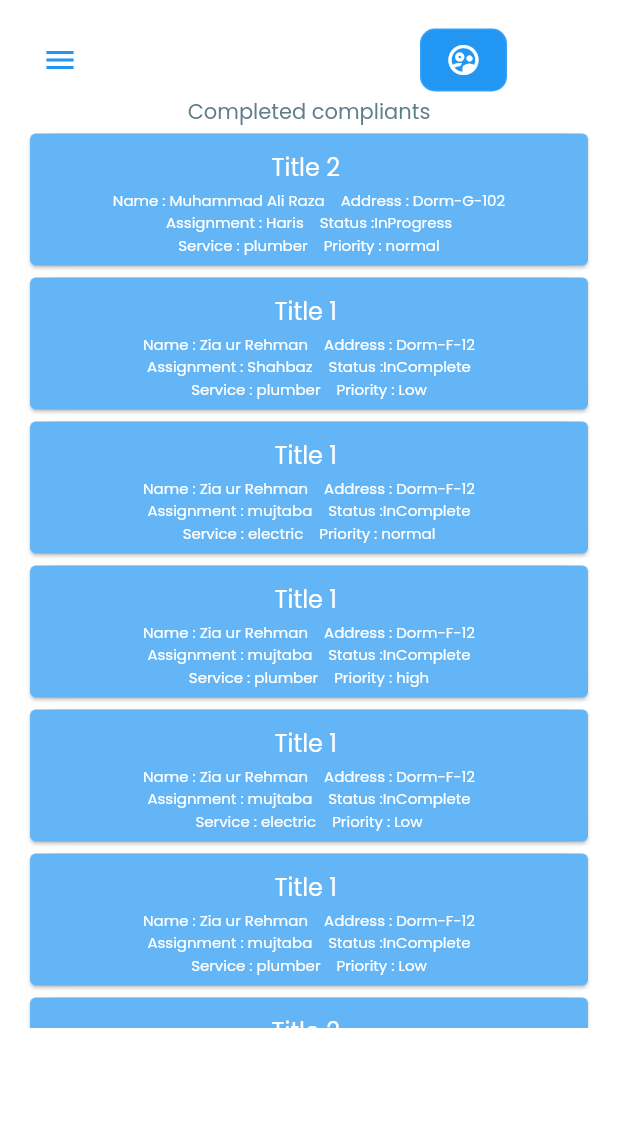
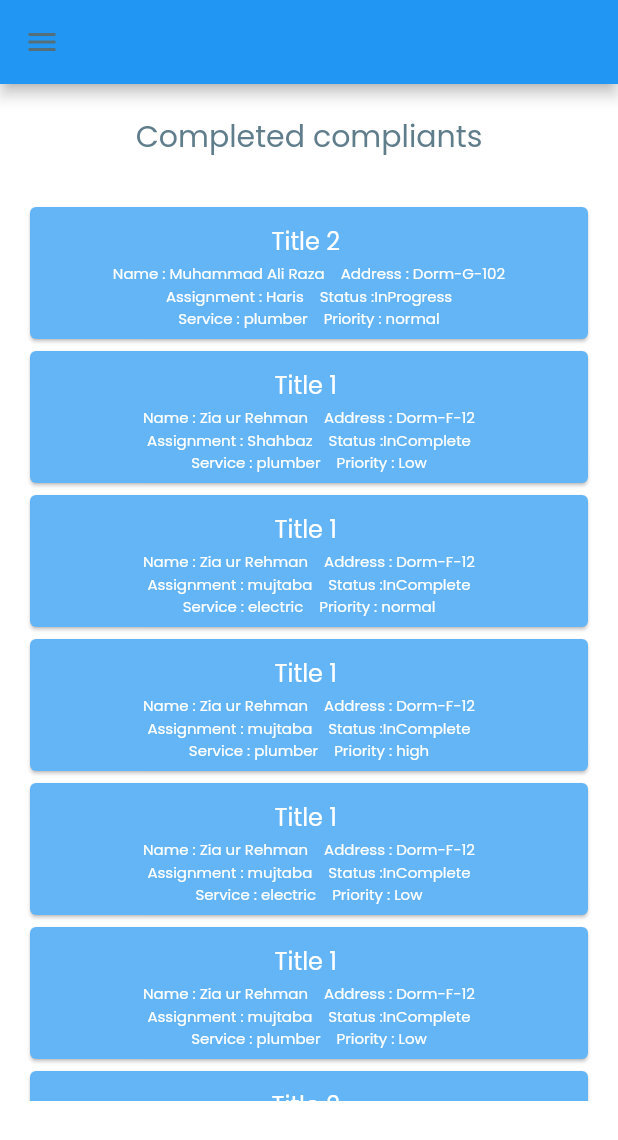
Before and after one commit to Aliraza777/final_project_01, a Flutter app: the Completed screen opened directly, on a phone screen of 412 x 824 dp. Shown: the top 1140 px of the screen. Run offline on Flutter 3.47's test engine with Material 2 defaults, Android fonts, the phone set to English and light mode, and no system bars; our stand-ins replace fl_chart, flutter_svg, google_fonts; project files that could hold a hidden picture were left out.

Commit message:
added Appbar changed to scaffold for complain screens

```diff
--- a/lib/completed_complaints.dart
+++ b/lib/completed_complaints.dart
@@ -1,4 +1,3 @@
-import 'package:final_project_01/dashboard.dart';
 import 'package:final_project_01/sideMenu.dart';
 import 'package:flutter/material.dart';
 import 'package:flutter/rendering.dart';
@@ -124,9 +123,20 @@ class Completed extends StatelessWidget {
 
   @override
   Widget build(BuildContext context) {
-    return Container(
-      // key: context.read<MenuController>().scaffoldKey,
-      padding: EdgeInsets.all(defaultPadding),
+    return Scaffold(
+      appBar: AppBar(
+        backgroundColor: Colors.blue,
+        leading: IconButton(
+          icon: Icon(
+            Icons.menu,
+            color: Colors.blueGrey.shade600,
+          ),
+          // onPressed: context.read<MenuController>().controlMenu,
+
+          onPressed: () => Scaffold.of(context).openDrawer(),
+        ),
+      ),
+      body: Container(
         decoration: BoxDecoration(
           color: bgColor,
           borderRadius: const BorderRadius.all(Radius.circular(10)),
@@ -135,26 +145,38 @@ class Completed extends StatelessWidget {
           // padding: EdgeInsets.all(defaultPadding),
           child: Column(
             // crossAxisAlignment: CrossAxisAlignment.start,
+
             children: [
-            Header(),
+              // Header(),
+              SizedBox(
+                height: 20,
+              ),
               Text(
                 "Completed compliants",
                 // style: Theme.of(context).textTheme.subtitle1,
                 style: TextStyle(
+                  fontSize: 20,
                   color: secondaryColor,
                 ),
+              ),
+              SizedBox(
+                height: 28,
               ),
               SingleChildScrollView(
                 scrollDirection: Axis.vertical,
                 child: Container(
                   height: 600,
+                  child: Padding(
+                    padding: const EdgeInsets.only(left: 16.0, right: 16.0),
                     child: ListView(
                       //The list view for complaints.
                       children: [...WidgetTilesList],
                     ),
                   ),
                 ),
+              ),
             ],
+          ),
         ),
       ),
     );
```
Also changed, not shown: lib/In_progress_compliants.dart (+23 -7 lines), lib/dashboard.dart (+17 -2 lines), lib/pending_complaints.dart (+23 -8 lines), lib/total_complaints.dart (+23 -7 lines). Lines whose indentation alone changed are shown as unchanged.
